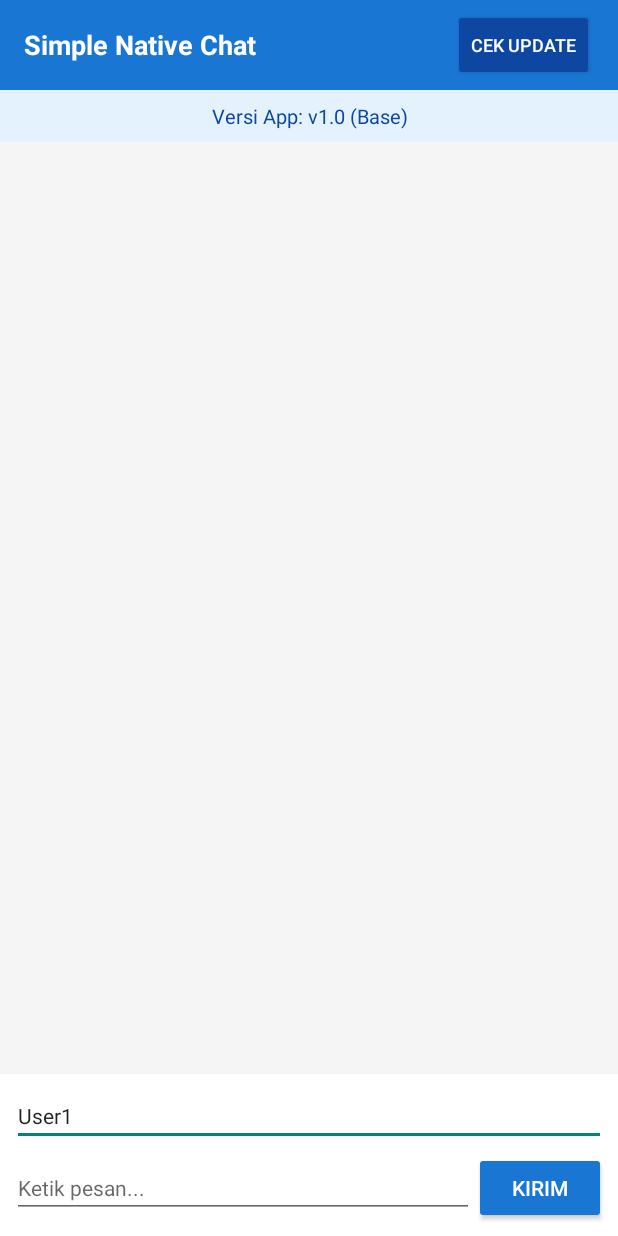
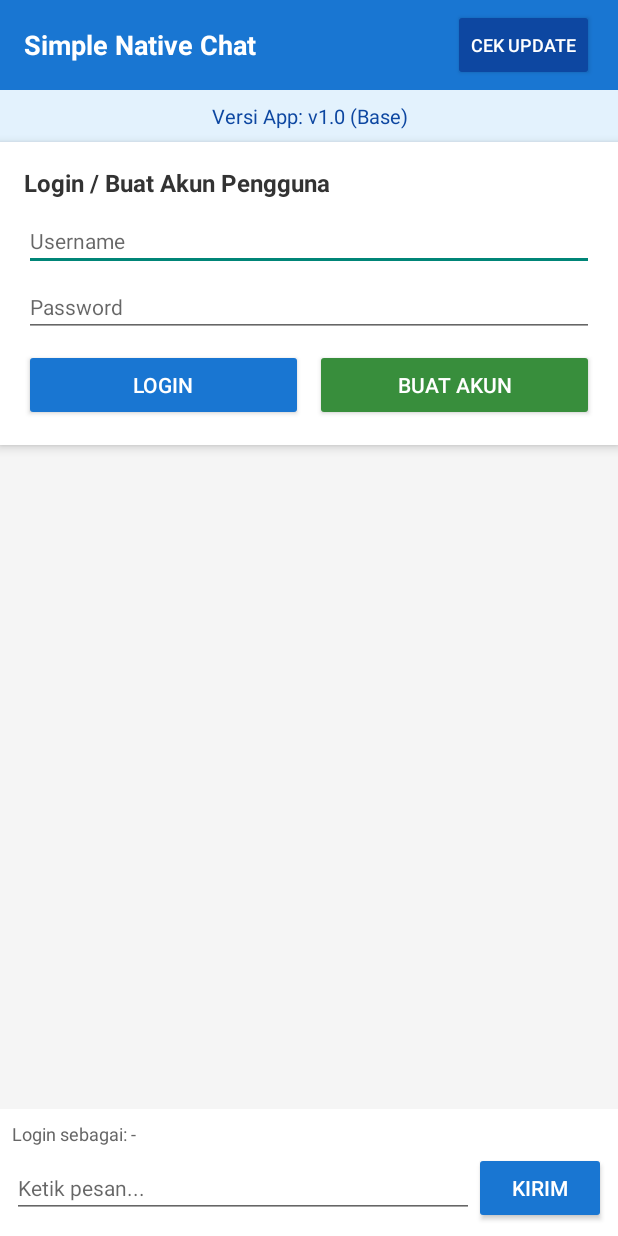
Before and after one commit to Sdam7777/reimagined-invention, an Android app: the screen it shows after launch (MainActivity), on a phone screen of 412 x 824 dp. Run offline under Robolectric (Android 15) with nearby library versions, the phone set to English and light mode, and no system bars; libraries missing offline, so code that uses them is left out: org.java_websocket.client, org.java_websocket.handshake; 2 statements that could not run were skipped.

Commit message:
Add Native Android Chat App v3.0 with User Login, Dynamic UI Hot-Patching, R8 obfuscation, and pre-built APK
Co-authored-by: Sdam7777 <177593094+Sdam7777@users.noreply.github.com>

```diff
--- a/android_app/app/src/main/java/com/example/chat/MainActivity.java
+++ b/android_app/app/src/main/java/com/example/chat/MainActivity.java
@@ -28,7 +28,6 @@ import java.util.Locale;
 
 public class MainActivity extends AppCompatActivity {
 
-    // Connected to open port 80 on VPS srv-01 (34.230.183.187)
     private static final String SERVER_URI = "ws://34.230.183.187:80";
 
     private LinearLayout headerLayout;
@@ -36,8 +35,16 @@ public class MainActivity extends AppCompatActivity {
     private TextView tvBanner;
     private ScrollView scrollView;
     private LinearLayout chatContainer;
-    private EditText etUsername;
+    private LinearLayout authPanel;
+    private LinearLayout chatMainPanel;
+
+    private EditText etAuthUser;
+    private EditText etAuthPass;
     private EditText etMessage;
+    private TextView tvLoggedInUser;
+
+    private Button btnLogin;
+    private Button btnRegister;
     private Button btnSend;
     private Button btnCheckUpdate;
 
@@ -48,6 +55,8 @@ public class MainActivity extends AppCompatActivity {
     private boolean enableEmojis = false;
     private boolean showTimestamps = true;
     private int patchVersion = 1;
+
+    private String currentUser = null;
 
     @Override
     protected void onCreate(Bundle savedInstanceState) {
@@ -61,11 +70,21 @@ public class MainActivity extends AppCompatActivity {
         tvBanner = findViewById(R.id.tvBanner);
         scrollView = findViewById(R.id.scrollView);
         chatContainer = findViewById(R.id.chatContainer);
-        etUsername = findViewById(R.id.etUsername);
+        authPanel = findViewById(R.id.authPanel);
+        chatMainPanel = findViewById(R.id.chatMainPanel);
+
+        etAuthUser = findViewById(R.id.etAuthUser);
+        etAuthPass = findViewById(R.id.etAuthPass);
         etMessage = findViewById(R.id.etMessage);
+        tvLoggedInUser = findViewById(R.id.tvLoggedInUser);
+
+        btnLogin = findViewById(R.id.btnLogin);
+        btnRegister = findViewById(R.id.btnRegister);
         btnSend = findViewById(R.id.btnSend);
         btnCheckUpdate = findViewById(R.id.btnCheckUpdate);
 
+        btnLogin.setOnClickListener(v -> handleAuthAction("login"));
+        btnRegister.setOnClickListener(v -> handleAuthAction("register"));
         btnSend.setOnClickListener(v -> sendMessage());
         btnCheckUpdate.setOnClickListener(v -> checkUpdate());
 
@@ -106,6 +125,30 @@ public class MainActivity extends AppCompatActivity {
         webSocketClient.connect();
     }
 
+    private void handleAuthAction(String action) {
+        String username = etAuthUser.getText().toString().trim();
+        String password = etAuthPass.getText().toString().trim();
+
+        if (TextUtils.isEmpty(username) || TextUtils.isEmpty(password)) {
+            Toast.makeText(this, "Username & Password wajib diisi!", Toast.LENGTH_SHORT).show();
+            return;
+        }
+
+        if (webSocketClient != null && webSocketClient.isOpen()) {
+            try {
+                JSONObject json = new JSONObject();
+                json.put("type", action);
+                json.put("username", username);
+                json.put("password", password);
+                webSocketClient.send(json.toString());
+            } catch (JSONException e) {
+                e.printStackTrace();
+            }
+        } else {
+            Toast.makeText(this, "Tidak terhubung ke server", Toast.LENGTH_SHORT).show();
+        }
+    }
+
     private void checkUpdate() {
         if (webSocketClient != null && webSocketClient.isOpen()) {
             try {
@@ -129,6 +172,16 @@ public class MainActivity extends AppCompatActivity {
             if ("update_info".equals(type)) {
                 JSONObject patch = data.getJSONObject("patch");
                 applyHotPatch(patch);
+            } else if ("auth_res".equals(type)) {
+                boolean success = data.optBoolean("success", false);
+                String msg = data.optString("msg", "");
+                Toast.makeText(this, msg, Toast.LENGTH_LONG).show();
+
+                if (success && "login".equals(data.optString("action"))) {
+                    currentUser = data.optString("username");
+                    tvLoggedInUser.setText("Login sebagai: " + currentUser);
+                    authPanel.setVisibility(View.GONE);
+                }
             } else if ("chat".equals(type)) {
                 String sender = data.optString("sender", "Anon");
                 String text = data.optString("text", "");
@@ -152,11 +205,14 @@ public class MainActivity extends AppCompatActivity {
                 String primaryColorStr = theme.optString("primary_color", "#1976D2");
                 String headerTitleStr = theme.optString("header_title", "Simple Native Chat");
                 String welcomeBannerStr = theme.optString("welcome_banner", "Welcome");
+                String cardBgColorStr = theme.optString("card_bg_color", "#E8F5E9");
 
                 headerLayout.setBackgroundColor(Color.parseColor(primaryColorStr));
                 btnSend.setBackgroundColor(Color.parseColor(primaryColorStr));
+                btnLogin.setBackgroundColor(Color.parseColor(primaryColorStr));
                 tvHeaderTitle.setText(headerTitleStr);
-                tvBanner.setText(welcomeBannerStr + " (Patch v" + patchVersion + " Applied Live)");
+                tvBanner.setText(welcomeBannerStr);
+                tvBanner.setBackgroundColor(Color.parseColor(cardBgColorStr));
             }
 
             JSONObject features = patch.optJSONObject("features");
@@ -165,19 +221,15 @@ public class MainActivity extends AppCompatActivity {
                 showTimestamps = features.optBoolean("show_timestamps", true);
             }
 
-            Toast.makeText(this, "Dynamic Hot-Patch v" + patchVersion + " berhasil diterapkan tanpa install ulang!", Toast.LENGTH_LONG).show();
+            Toast.makeText(this, "Dynamic Update Patch v" + patchVersion + " berhasil diterapkan tanpa install ulang APK!", Toast.LENGTH_LONG).show();
         } catch (Exception e) {
             e.printStackTrace();
         }
     }
 
     private void sendMessage() {
-        String username = etUsername.getText().toString().trim();
         String text = etMessage.getText().toString().trim();
 
-        if (TextUtils.isEmpty(username)) {
-            username = "User";
-        }
         if (TextUtils.isEmpty(text)) {
             return;
         }
@@ -192,7 +244,7 @@ public class MainActivity extends AppCompatActivity {
             try {
                 JSONObject json = new JSONObject();
                 json.put("type", "chat");
-                json.put("sender", username);
+                json.put("sender", currentUser != null ? currentUser : "Guest");
                 json.put("text", text);
                 json.put("timestamp", timeStr);
                 webSocketClient.send(json.toString());
--- a/android_app/app/src/main/res/layout/activity_main.xml
+++ b/android_app/app/src/main/res/layout/activity_main.xml
@@ -47,6 +47,83 @@
         android:textSize="13sp"
         android:gravity="center" />
 
+    <!-- Auth Panel (Login & Create User) -->
+    <LinearLayout
+        android:id="@+id/authPanel"
+        android:layout_width="match_parent"
+        android:layout_height="wrap_content"
+        android:orientation="vertical"
+        android:padding="16dp"
+        android:background="#FFFFFF"
+        android:elevation="4dp"
+        android:visibility="visible">
+
+        <TextView
+            android:id="@+id/tvAuthTitle"
+            android:layout_width="wrap_content"
+            android:layout_height="wrap_content"
+            android:text="Login / Buat Akun Pengguna"
+            android:textSize="16sp"
+            android:textStyle="bold"
+            android:textColor="#333333"
+            android:layout_marginBottom="8dp" />
+
+        <EditText
+            android:id="@+id/etAuthUser"
+            android:layout_width="match_parent"
+            android:layout_height="wrap_content"
+            android:hint="Username"
+            android:textSize="14sp"
+            android:lines="1" />
+
+        <EditText
+            android:id="@+id/etAuthPass"
+            android:layout_width="match_parent"
+            android:layout_height="wrap_content"
+            android:hint="Password"
+            android:inputType="textPassword"
+            android:textSize="14sp"
+            android:lines="1"
+            android:layout_marginTop="4dp" />
+
+        <LinearLayout
+            android:layout_width="match_parent"
+            android:layout_height="wrap_content"
+            android:orientation="horizontal"
+            android:layout_marginTop="8dp">
+
+            <Button
+                android:id="@+id/btnLogin"
+                android:layout_width="0dp"
+                android:layout_height="wrap_content"
+                android:layout_weight="1"
+                android:text="Login"
+                android:backgroundTint="#1976D2"
+                android:textColor="#FFFFFF" />
+
+            <View
+                android:layout_width="8dp"
+                android:layout_height="1dp" />
+
+            <Button
+                android:id="@+id/btnRegister"
+                android:layout_width="0dp"
+                android:layout_height="wrap_content"
+                android:layout_weight="1"
+                android:text="Buat Akun"
+                android:backgroundTint="#388E3C"
+                android:textColor="#FFFFFF" />
+        </LinearLayout>
+    </LinearLayout>
+
+    <!-- Chat Main Panel -->
+    <LinearLayout
+        android:id="@+id/chatMainPanel"
+        android:layout_width="match_parent"
+        android:layout_height="0dp"
+        android:layout_weight="1"
+        android:orientation="vertical">
+
         <!-- Chat Message List -->
         <ScrollView
             android:id="@+id/scrollView"
@@ -62,7 +139,7 @@
                 android:orientation="vertical" />
         </ScrollView>
 
-    <!-- Bottom Controls: Username & Message Input -->
+        <!-- Bottom Message Input -->
         <LinearLayout
             android:layout_width="match_parent"
             android:layout_height="wrap_content"
@@ -70,14 +147,13 @@
             android:padding="8dp"
             android:background="#FFFFFF">
 
-        <EditText
-            android:id="@+id/etUsername"
-            android:layout_width="match_parent"
+            <TextView
+                android:id="@+id/tvLoggedInUser"
+                android:layout_width="wrap_content"
                 android:layout_height="wrap_content"
-            android:hint="Nama Pengguna"
-            android:textSize="14sp"
-            android:lines="1"
-            android:text="User1" />
+                android:text="Login sebagai: -"
+                android:textSize="12sp"
+                android:textColor="#666666" />
 
             <LinearLayout
                 android:layout_width="match_parent"
@@ -102,5 +178,6 @@
                     android:textColor="#FFFFFF" />
             </LinearLayout>
         </LinearLayout>
+    </LinearLayout>
 
 </LinearLayout>
```
Also changed, not shown: 2 other files. Lines whose indentation alone changed are shown as unchanged.
